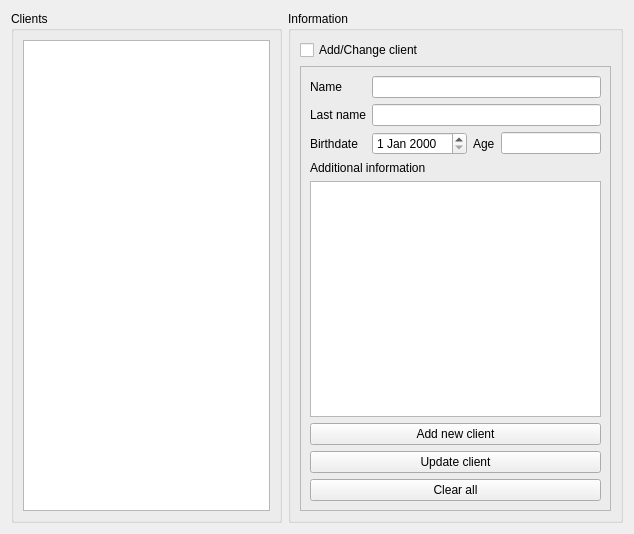
The window that ui/pages/clientinfo.ui (Artem535/PsyClientManager) describes before a commit, drawn with Qt 5.
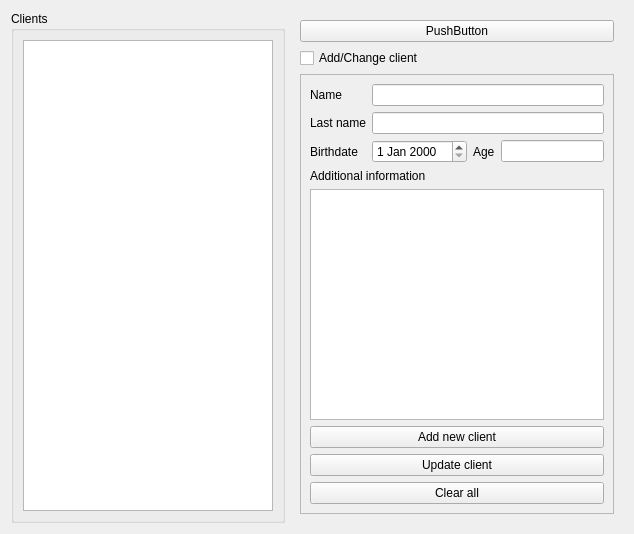
The same window after the commit.

What changed in the file:
```diff
--- a/ui/pages/clientinfo.ui
+++ b/ui/pages/clientinfo.ui
@@ -27,11 +27,15 @@
     </widget>
    </item>
    <item>
-    <widget class="QGroupBox" name="groupBox">
-     <property name="title">
-      <string>Information</string>
-     </property>
+    <widget class="QFrame" name="mClientInfoGroup">
      <layout class="QVBoxLayout" name="verticalLayout_2">
+      <item>
+       <widget class="QPushButton" name="pushButton">
+        <property name="text">
+         <string>PushButton</string>
+        </property>
+       </widget>
+      </item>
       <item>
        <widget class="QCheckBox" name="mAddUpdateCheckBox">
         <property name="text">
```
